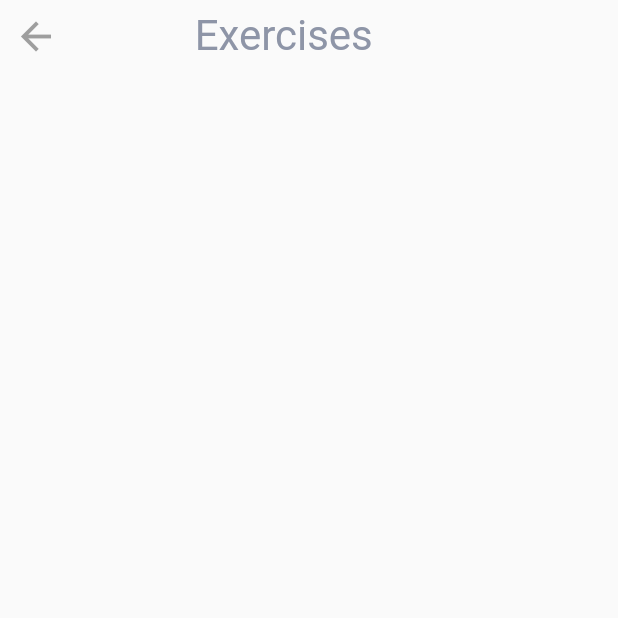
After one commit to Moamenataher/GRADUATION_PROJECTTT, a Flutter app: the screen it shows after launch, on a phone screen of 412 x 824 dp, the top half of it. The commit adds this screen. Run offline on Flutter 3.47's test engine with Material 2 defaults, Android fonts, the light colour scheme and no system bars; our stand-ins replace curved_labeled_navigation_bar, fl_chart, numberpicker.

Commit message:
add exercise page

```diff
--- a/lib/main.dart
+++ b/lib/main.dart
@@ -1,5 +1,5 @@
 import 'package:flutter/material.dart';
-import 'package:graduation_project/widget/CustomNavBar.dart';
+import 'package:graduation_project/pages/Exercise_page.dart';
 
 void main() {
   runApp(const MyApp());
@@ -13,7 +13,7 @@ class MyApp extends StatelessWidget {
   Widget build(BuildContext context) {
     return const  MaterialApp(
       debugShowCheckedModeBanner: true,
-        home: CustomNavBar()
+        home: ExercisePage()
     );
   }
 }
--- /dev/null
+++ b/lib/pages/Exercise_page.dart
@@ -0,0 +1,34 @@
+import 'package:flutter/cupertino.dart';
+import 'package:flutter/material.dart';
+
+import '../widget/CustomText.dart';
+
+class ExercisePage extends StatelessWidget {
+  const ExercisePage({super.key});
+
+  @override
+  Widget build(BuildContext context) {
+    return Scaffold(
+      body:
+      ListView(
+        children: [
+          Row(
+            children: [
+              IconButton(
+                  onPressed: (){
+                    Navigator.pop(context);
+                  },
+                  icon:const Icon(Icons.arrow_back_outlined,
+                    size: 30,
+                    color: Colors.grey,)),
+              const Spacer(flex: 1),
+              const CustomText(text: "Exercises", size: 28, color: Color(0xff8E95A7), textAlign: TextAlign.center),
+              const Spacer(flex: 2),
+            ],
+          ),
+        ],
+      ),
+
+    );
+  }
+}
```
Also changed, not shown: lib/widget/CustomExerciseCard.dart (added, +28 -0 lines).
